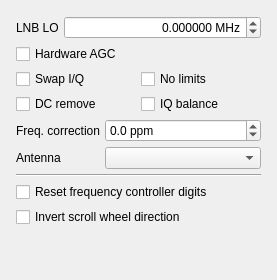
Before: the Qt Designer form src/qtgui/dockinputctl.ui in gqrx-sdr/gqrx, drawn with Qt 5.
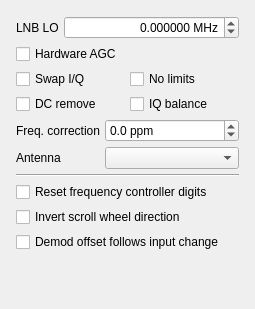
After: the same form once the commit is applied. Icons and pictures are not drawn.

Commit message: demod offset follows hw freq change

```diff
--- a/src/qtgui/dockinputctl.ui
+++ b/src/qtgui/dockinputctl.ui
@@ -6,8 +6,8 @@
    <rect>
     <x>0</x>
     <y>0</y>
-    <width>277</width>
-    <height>280</height>
+    <width>255</width>
+    <height>309</height>
    </rect>
   </property>
   <property name="sizePolicy">
@@ -242,6 +242,13 @@
        </property>
       </widget>
      </item>
+     <item>
+      <widget class="QCheckBox" name="offsetFollowButton">
+       <property name="text">
+        <string>Demod offset follows input change</string>
+       </property>
+      </widget>
+     </item>
      <item>
       <spacer name="verticalSpacer">
        <property name="orientation">
```
The commit also changes 8 other files.
